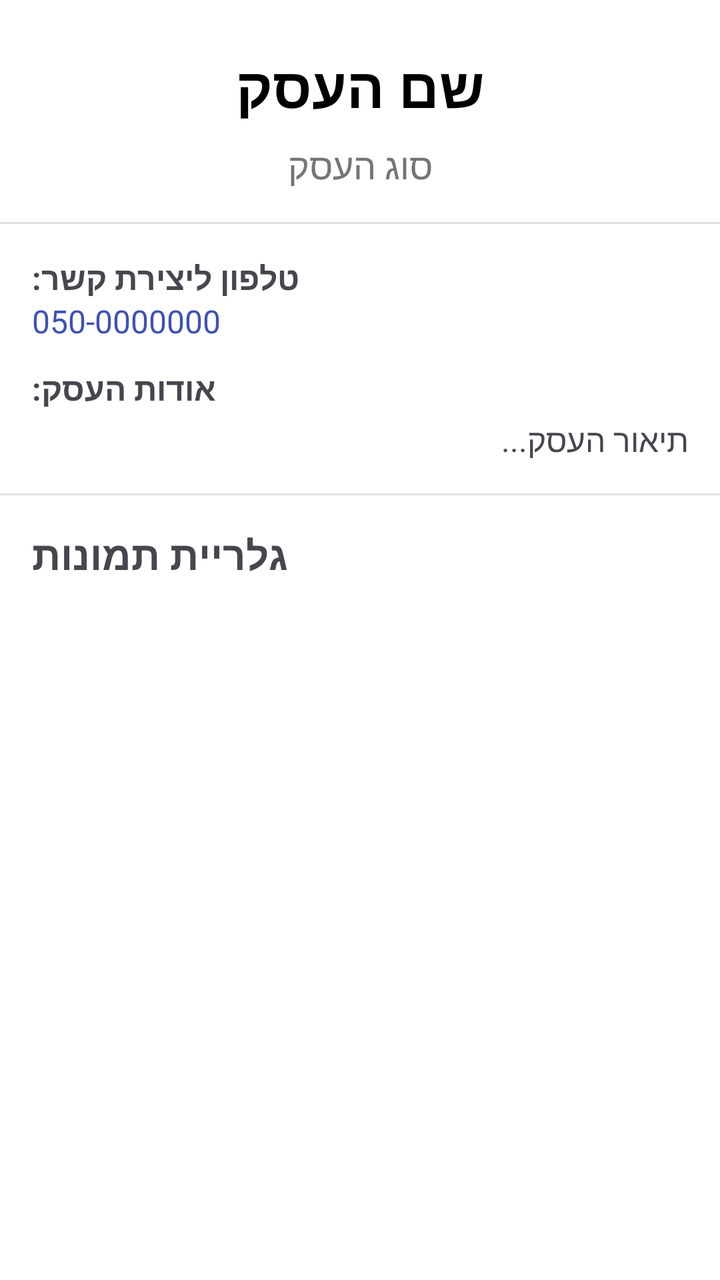
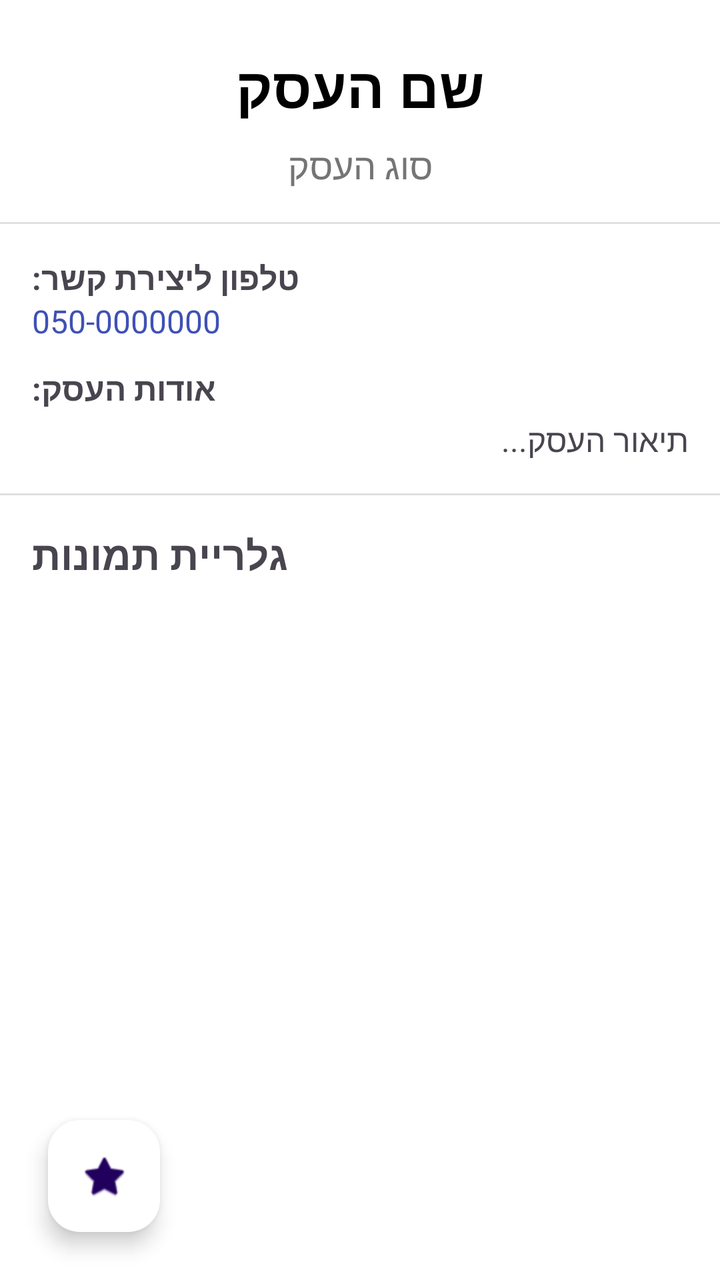

Compare the two renders of this Android layout. The source of the first and the diff that turns it into the second are given below.
<!-- AndroidManifest.xml: application theme Theme.MyApplication -->
<!-- res/layout/activity_business_details.xml -->
<?xml version="1.0" encoding="utf-8"?>
<ScrollView xmlns:android="http://schemas.android.com/apk/res/android"
    xmlns:app="http://schemas.android.com/apk/res-auto"
    android:layout_width="match_parent"
    android:layout_height="match_parent"
    android:background="#FFFFFF">

    <LinearLayout
        android:layout_width="match_parent"
        android:layout_height="wrap_content"
        android:orientation="vertical"
        android:paddingBottom="24dp">

        
        <TextView
            android:id="@+id/tvDetailName"
            android:layout_width="match_parent"
            android:layout_height="wrap_content"
            android:layout_marginTop="24dp"
            android:layout_marginBottom="8dp"
            android:gravity="center"
            android:text="שם העסק"
            android:textColor="#000000"
            android:textSize="28sp"
            android:textStyle="bold" />

        <TextView
            android:id="@+id/tvDetailType"
            android:layout_width="match_parent"
            android:layout_height="wrap_content"
            android:gravity="center"
            android:text="סוג העסק"
            android:textColor="#757575"
            android:textSize="18sp" />

        <View
            android:layout_width="match_parent"
            android:layout_height="1dp"
            android:layout_marginVertical="16dp"
            android:background="#E0E0E0" />

        
        <LinearLayout
            android:layout_width="match_parent"
            android:layout_height="wrap_content"
            android:orientation="vertical"
            android:paddingHorizontal="16dp">

            <TextView
                android:layout_width="wrap_content"
                android:layout_height="wrap_content"
                android:text="טלפון ליצירת קשר:"
                android:textStyle="bold"
                android:textSize="16sp" />

            <TextView
                android:id="@+id/tvDetailPhone"
                android:layout_width="wrap_content"
                android:layout_height="wrap_content"
                android:layout_marginBottom="12dp"
                android:text="050-0000000"
                android:textSize="16sp"
                android:textColor="#3F51B5"
                android:autoLink="phone"/>

            <TextView
                android:layout_width="wrap_content"
                android:layout_height="wrap_content"
                android:text="אודות העסק:"
                android:textStyle="bold"
                android:textSize="16sp" />

            <TextView
                android:id="@+id/tvDetailDescription"
                android:layout_width="match_parent"
                android:layout_height="wrap_content"
                android:layout_marginTop="4dp"
                android:text="תיאור העסק..."
                android:textSize="16sp"
                android:lineSpacingExtra="4dp" />
        </LinearLayout>

        <View
            android:layout_width="match_parent"
            android:layout_height="1dp"
            android:layout_marginVertical="16dp"
            android:background="#E0E0E0" />

        <TextView
            android:layout_width="wrap_content"
            android:layout_height="wrap_content"
            android:layout_marginStart="16dp"
            android:layout_marginBottom="12dp"
            android:text="גלריית תמונות"
            android:textSize="20sp"
            android:textStyle="bold" />

        
        <LinearLayout
            android:id="@+id/galleryContainer"
            android:layout_width="match_parent"
            android:layout_height="wrap_content"
            android:orientation="vertical"
            android:paddingHorizontal="16dp">
        </LinearLayout>

    </LinearLayout>
</ScrollView>
<!-- resources referenced by this layout -->
<resources>
  <style name="Theme.MyApplication" parent="Base.Theme.MyApplication" />
  <style name="Base.Theme.MyApplication" parent="Theme.Material3.DayNight.NoActionBar">
      </style>
</resources>

<!-- the commit's change to res/layout/activity_business_details.xml (unified diff, before → after) -->
@@ -1,108 +1,124 @@
 <?xml version="1.0" encoding="utf-8"?>
-<ScrollView xmlns:android="http://schemas.android.com/apk/res/android"
+<FrameLayout xmlns:android="http://schemas.android.com/apk/res/android"
     xmlns:app="http://schemas.android.com/apk/res-auto"
     android:layout_width="match_parent"
     android:layout_height="match_parent"
     android:background="#FFFFFF">
 
-    <LinearLayout
+    
+    <ScrollView
         android:layout_width="match_parent"
-        android:layout_height="wrap_content"
-        android:orientation="vertical"
-        android:paddingBottom="24dp">
+        android:layout_height="match_parent">
 
-        
-        <TextView
-            android:id="@+id/tvDetailName"
-            android:layout_width="match_parent"
-            android:layout_height="wrap_content"
-            android:layout_marginTop="24dp"
-            android:layout_marginBottom="8dp"
-            android:gravity="center"
-            android:text="שם העסק"
-            android:textColor="#000000"
-            android:textSize="28sp"
-            android:textStyle="bold" />
-
-        <TextView
-            android:id="@+id/tvDetailType"
-            android:layout_width="match_parent"
-            android:layout_height="wrap_content"
-            android:gravity="center"
-            android:text="סוג העסק"
-            android:textColor="#757575"
-            android:textSize="18sp" />
-
-        <View
-            android:layout_width="match_parent"
-            android:layout_height="1dp"
-            android:layout_marginVertical="16dp"
-            android:background="#E0E0E0" />
-
-        
         <LinearLayout
             android:layout_width="match_parent"
             android:layout_height="wrap_content"
             android:orientation="vertical"
-            android:paddingHorizontal="16dp">
+            android:paddingBottom="80dp"> 
+
+            <TextView
+                android:id="@+id/tvDetailName"
+                android:layout_width="match_parent"
+                android:layout_height="wrap_content"
+                android:layout_marginTop="24dp"
+                android:layout_marginBottom="8dp"
+                android:gravity="center"
+                android:text="שם העסק"
+                android:textColor="#000000"
+                android:textSize="28sp"
+                android:textStyle="bold" />
+
+            <TextView
+                android:id="@+id/tvDetailType"
+                android:layout_width="match_parent"
+                android:layout_height="wrap_content"
+                android:gravity="center"
+                android:text="סוג העסק"
+                android:textColor="#757575"
+                android:textSize="18sp" />
+
+            <View
+                android:layout_width="match_parent"
+                android:layout_height="1dp"
+                android:layout_marginVertical="16dp"
+                android:background="#E0E0E0" />
+
+            <LinearLayout
+                android:layout_width="match_parent"
+                android:layout_height="wrap_content"
+                android:orientation="vertical"
+                android:paddingHorizontal="16dp">
+
+                <TextView
+                    android:layout_width="wrap_content"
+                    android:layout_height="wrap_content"
+                    android:text="טלפון ליצירת קשר:"
+                    android:textStyle="bold"
+                    android:textSize="16sp" />
+
+                <TextView
+                    android:id="@+id/tvDetailPhone"
+                    android:layout_width="wrap_content"
+                    android:layout_height="wrap_content"
+                    android:layout_marginBottom="12dp"
+                    android:text="050-0000000"
+                    android:textSize="16sp"
+                    android:textColor="#3F51B5"
+                    android:autoLink="phone"/>
+
+                <TextView
+                    android:layout_width="wrap_content"
+                    android:layout_height="wrap_content"
+                    android:text="אודות העסק:"
+                    android:textStyle="bold"
+                    android:textSize="16sp" />
+
+                <TextView
+                    android:id="@+id/tvDetailDescription"
+                    android:layout_width="match_parent"
+                    android:layout_height="wrap_content"
+                    android:layout_marginTop="4dp"
+                    android:text="תיאור העסק..."
+                    android:textSize="16sp"
+                    android:lineSpacingExtra="4dp" />
+            </LinearLayout>
+
+            <View
+                android:layout_width="match_parent"
+                android:layout_height="1dp"
+                android:layout_marginVertical="16dp"
+                android:background="#E0E0E0" />
 
             <TextView
                 android:layout_width="wrap_content"
                 android:layout_height="wrap_content"
-                android:text="טלפון ליצירת קשר:"
-                android:textStyle="bold"
-                android:textSize="16sp" />
+                android:layout_marginStart="16dp"
+                android:layout_marginBottom="12dp"
+                android:text="גלריית תמונות"
+                android:textSize="20sp"
+                android:textStyle="bold" />
 
-            <TextView
-                android:id="@+id/tvDetailPhone"
-                android:layout_width="wrap_content"
-                android:layout_height="wrap_content"
-                android:layout_marginBottom="12dp"
-                android:text="050-0000000"
-                android:textSize="16sp"
-                android:textColor="#3F51B5"
-                android:autoLink="phone"/>
-
-            <TextView
-                android:layout_width="wrap_content"
-                android:layout_height="wrap_content"
-                android:text="אודות העסק:"
-                android:textStyle="bold"
-                android:textSize="16sp" />
-
-            <TextView
-                android:id="@+id/tvDetailDescription"
+            <LinearLayout
+                android:id="@+id/galleryContainer"
                 android:layout_width="match_parent"
                 android:layout_height="wrap_content"
-                android:layout_marginTop="4dp"
-                android:text="תיאור העסק..."
-                android:textSize="16sp"
-                android:lineSpacingExtra="4dp" />
+                android:orientation="vertical"
+                android:paddingHorizontal="16dp">
+            </LinearLayout>
+
         </LinearLayout>
+    </ScrollView>
 
-        <View
-            android:layout_width="match_parent"
-            android:layout_height="1dp"
-            android:layout_marginVertical="16dp"
-            android:background="#E0E0E0" />
+    
+    <com.google.android.material.floatingactionbutton.FloatingActionButton
+        android:id="@+id/btnFavorite"
+        android:layout_width="wrap_content"
+        android:layout_height="wrap_content"
+        android:layout_gravity="bottom|start"
+        android:layout_margin="24dp"
+        android:src="@android:drawable/btn_star_big_off"
+        android:backgroundTint="#FFFFFF"
+        android:contentDescription="הוסף למועדפים" />
+    
 
-        <TextView
-            android:layout_width="wrap_content"
-            android:layout_height="wrap_content"
-            android:layout_marginStart="16dp"
-            android:layout_marginBottom="12dp"
-            android:text="גלריית תמונות"
-            android:textSize="20sp"
-            android:textStyle="bold" />
-
-        
-        <LinearLayout
-            android:id="@+id/galleryContainer"
-            android:layout_width="match_parent"
-            android:layout_height="wrap_content"
-            android:orientation="vertical"
-            android:paddingHorizontal="16dp">
-        </LinearLayout>
-
-    </LinearLayout>
-</ScrollView>
+</FrameLayout>
